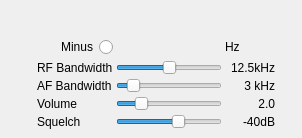
First picture: the form in plugins/channel/am/amdemodgui.ui, repository f4exb/sdrangel, before the edit.
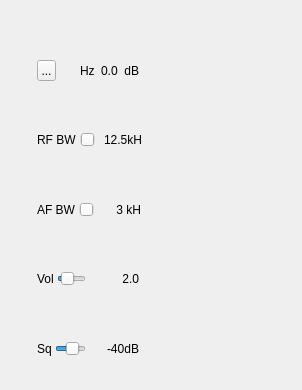
Second picture: the form after the edit. Icons and pictures are not drawn. Custom widgets are drawn as their Qt base class.

Commit message: AM demod: added display of channel power in dB. Changed minus radio button for a iconified toggle button

```diff
--- a/plugins/channel/am/amdemodgui.ui
+++ b/plugins/channel/am/amdemodgui.ui
@@ -7,7 +7,7 @@
     <x>0</x>
     <y>0</y>
     <width>302</width>
-    <height>138</height>
+    <height>390</height>
    </rect>
   </property>
   <property name="focusPolicy">
@@ -21,14 +21,17 @@
     <rect>
      <x>35</x>
      <y>35</y>
-     <width>242</width>
-     <height>96</height>
+     <width>106</width>
+     <height>349</height>
     </rect>
    </property>
    <property name="windowTitle">
     <string>Settings</string>
    </property>
-   <layout class="QGridLayout" name="gridLayout">
+   <layout class="QVBoxLayout" name="verticalLayout">
+    <property name="spacing">
+     <number>3</number>
+    </property>
     <property name="leftMargin">
      <number>2</number>
     </property>
@@ -41,212 +44,255 @@
     <property name="bottomMargin">
      <number>2</number>
     </property>
-    <property name="spacing">
-     <number>3</number>
-    </property>
-    <item row="3" column="1">
-     <widget class="QSlider" name="volume">
-      <property name="maximum">
-       <number>100</number>
-      </property>
-      <property name="value">
-       <number>20</number>
-      </property>
-      <property name="orientation">
-       <enum>Qt::Horizontal</enum>
-      </property>
-     </widget>
+    <item>
+     <layout class="QHBoxLayout" name="deltaFrequencyLayout">
+      <item>
+       <widget class="QToolButton" name="deltaMinus">
+        <property name="text">
+         <string>...</string>
+        </property>
+        <property name="icon">
+         <iconset>
+          <selectedoff>:/plus.png</selectedoff>
+          <selectedon>:/minus.png</selectedon>
+         </iconset>
+        </property>
+        <property name="checkable">
+         <bool>true</bool>
+        </property>
+       </widget>
+      </item>
+      <item>
+       <widget class="ValueDial" name="deltaFrequency" native="true">
+        <property name="sizePolicy">
+         <sizepolicy hsizetype="Maximum" vsizetype="Maximum">
+          <horstretch>0</horstretch>
+          <verstretch>0</verstretch>
+         </sizepolicy>
+        </property>
+        <property name="minimumSize">
+         <size>
+          <width>32</width>
+          <height>16</height>
+         </size>
+        </property>
+        <property name="font">
+         <font>
+          <family>Monospace</family>
+          <pointsize>12</pointsize>
+         </font>
+        </property>
+        <property name="cursor">
+         <cursorShape>SizeVerCursor</cursorShape>
+        </property>
+        <property name="focusPolicy">
+         <enum>Qt::StrongFocus</enum>
+        </property>
+        <property name="toolTip">
+         <string>Demod shift frequency from center in Hz</string>
+        </property>
+       </widget>
+      </item>
+      <item>
+       <widget class="QLabel" name="deltaUnits">
+        <property name="text">
+         <string>Hz </string>
+        </property>
+       </widget>
+      </item>
+      <item>
+       <widget class="QLabel" name="channelPower">
+        <property name="toolTip">
+         <string>Channel power</string>
+        </property>
+        <property name="layoutDirection">
+         <enum>Qt::RightToLeft</enum>
+        </property>
+        <property name="text">
+         <string>0.0</string>
+        </property>
+       </widget>
+      </item>
+      <item>
+       <widget class="QLabel" name="channelPowerUnits">
+        <property name="text">
+         <string> dB</string>
+        </property>
+       </widget>
+      </item>
+     </layout>
     </item>
-    <item row="1" column="1">
-     <widget class="QSlider" name="rfBW">
-      <property name="maximum">
-       <number>8</number>
-      </property>
-      <property name="pageStep">
-       <number>1</number>
-      </property>
-      <property name="value">
-       <number>4</number>
-      </property>
-      <property name="orientation">
-       <enum>Qt::Horizontal</enum>
-      </property>
-     </widget>
+    <item>
+     <layout class="QHBoxLayout" name="rfBandwidthLayout">
+      <item>
+       <widget class="QLabel" name="label">
+        <property name="text">
+         <string>RF BW</string>
+        </property>
+       </widget>
+      </item>
+      <item>
+       <widget class="QSlider" name="rfBW">
+        <property name="maximum">
+         <number>8</number>
+        </property>
+        <property name="pageStep">
+         <number>1</number>
+        </property>
+        <property name="value">
+         <number>4</number>
+        </property>
+        <property name="orientation">
+         <enum>Qt::Horizontal</enum>
+        </property>
+       </widget>
+      </item>
+      <item>
+       <widget class="QLabel" name="rfBWText">
+        <property name="minimumSize">
+         <size>
+          <width>50</width>
+          <height>0</height>
+         </size>
+        </property>
+        <property name="text">
+         <string>12.5kHz</string>
+        </property>
+        <property name="alignment">
+         <set>Qt::AlignRight|Qt::AlignTrailing|Qt::AlignVCenter</set>
+        </property>
+       </widget>
+      </item>
+     </layout>
     </item>
-    <item row="0" column="0">
-     <widget class="QRadioButton" name="deltaMinus">
-      <property name="layoutDirection">
-       <enum>Qt::RightToLeft</enum>
-      </property>
-      <property name="text">
-       <string>Minus</string>
-      </property>
-     </widget>
+    <item>
+     <layout class="QHBoxLayout" name="afBandwidthLayout">
+      <item>
+       <widget class="QLabel" name="label_2">
+        <property name="text">
+         <string>AF BW</string>
+        </property>
+       </widget>
+      </item>
+      <item>
+       <widget class="QSlider" name="afBW">
+        <property name="minimum">
+         <number>1</number>
+        </property>
+        <property name="maximum">
+         <number>20</number>
+        </property>
+        <property name="pageStep">
+         <number>1</number>
+        </property>
+        <property name="value">
+         <number>3</number>
+        </property>
+        <property name="orientation">
+         <enum>Qt::Horizontal</enum>
+        </property>
+       </widget>
+      </item>
+      <item>
+       <widget class="QLabel" name="afBWText">
+        <property name="minimumSize">
+         <size>
+          <width>50</width>
+          <height>0</height>
+         </size>
+        </property>
+        <property name="text">
+         <string>3 kHz</string>
+        </property>
+        <property name="alignment">
+         <set>Qt::AlignRight|Qt::AlignTrailing|Qt::AlignVCenter</set>
+        </property>
+       </widget>
+      </item>
+     </layout>
     </item>
-    <item row="4" column="0">
-     <widget class="QLabel" name="label_4">
-      <property name="text">
-       <string>Squelch</string>
-      </property>
-     </widget>
+    <item>
+     <layout class="QHBoxLayout" name="volumeLayout">
+      <item>
+       <widget class="QLabel" name="label_3">
+        <property name="text">
+         <string>Vol</string>
+        </property>
+       </widget>
+      </item>
+      <item>
+       <widget class="QSlider" name="volume">
+        <property name="maximum">
+         <number>100</number>
+        </property>
+        <property name="value">
+         <number>20</number>
+        </property>
+        <property name="orientation">
+         <enum>Qt::Horizontal</enum>
+        </property>
+       </widget>
+      </item>
+      <item>
+       <widget class="QLabel" name="volumeText">
+        <property name="minimumSize">
+         <size>
+          <width>50</width>
+          <height>0</height>
+         </size>
+        </property>
+        <property name="text">
+         <string>2.0</string>
+        </property>
+        <property name="alignment">
+         <set>Qt::AlignRight|Qt::AlignTrailing|Qt::AlignVCenter</set>
+        </property>
+       </widget>
+      </item>
+     </layout>
     </item>
-    <item row="2" column="0">
-     <widget class="QLabel" name="label_2">
-      <property name="text">
-       <string>AF Bandwidth</string>
-      </property>
-     </widget>
-    </item>
-    <item row="4" column="1">
-     <widget class="QSlider" name="squelch">
-      <property name="minimum">
-       <number>-100</number>
-      </property>
-      <property name="maximum">
-       <number>0</number>
-      </property>
-      <property name="value">
-       <number>-40</number>
-      </property>
-      <property name="orientation">
-       <enum>Qt::Horizontal</enum>
-      </property>
-     </widget>
-    </item>
-    <item row="1" column="2">
-     <widget class="QLabel" name="rfBWText">
-      <property name="minimumSize">
-       <size>
-        <width>50</width>
-        <height>0</height>
-       </size>
-      </property>
-      <property name="text">
-       <string>12.5kHz</string>
-      </property>
-      <property name="alignment">
-       <set>Qt::AlignRight|Qt::AlignTrailing|Qt::AlignVCenter</set>
-      </property>
-     </widget>
-    </item>
-    <item row="1" column="0">
-     <widget class="QLabel" name="label">
-      <property name="text">
-       <string>RF Bandwidth</string>
-      </property>
-     </widget>
-    </item>
-    <item row="2" column="2">
-     <widget class="QLabel" name="afBWText">
-      <property name="minimumSize">
-       <size>
-        <width>50</width>
-        <height>0</height>
-       </size>
-      </property>
-      <property name="text">
-       <string>3 kHz</string>
-      </property>
-      <property name="alignment">
-       <set>Qt::AlignRight|Qt::AlignTrailing|Qt::AlignVCenter</set>
-      </property>
-     </widget>
-    </item>
-    <item row="2" column="1">
-     <widget class="QSlider" name="afBW">
-      <property name="minimum">
-       <number>1</number>
-      </property>
-      <property name="maximum">
-       <number>20</number>
-      </property>
-      <property name="pageStep">
-       <number>1</number>
-      </property>
-      <property name="value">
-       <number>3</number>
-      </property>
-      <property name="orientation">
-       <enum>Qt::Horizontal</enum>
-      </property>
-     </widget>
-    </item>
-    <item row="4" column="2">
-     <widget class="QLabel" name="squelchText">
-      <property name="minimumSize">
-       <size>
-        <width>50</width>
-        <height>0</height>
-       </size>
-      </property>
-      <property name="text">
-       <string>-40dB</string>
-      </property>
-      <property name="alignment">
-       <set>Qt::AlignRight|Qt::AlignTrailing|Qt::AlignVCenter</set>
-      </property>
-     </widget>
-    </item>
-    <item row="3" column="0">
-     <widget class="QLabel" name="label_3">
-      <property name="text">
-       <string>Volume</string>
-      </property>
-     </widget>
-    </item>
-    <item row="3" column="2">
-     <widget class="QLabel" name="volumeText">
-      <property name="minimumSize">
-       <size>
-        <width>50</width>
-        <height>0</height>
-       </size>
-      </property>
-      <property name="text">
-       <string>2.0</string>
-      </property>
-      <property name="alignment">
-       <set>Qt::AlignRight|Qt::AlignTrailing|Qt::AlignVCenter</set>
-      </property>
-     </widget>
-    </item>
-    <item row="0" column="1">
-     <widget class="ValueDial" name="deltaFrequency" native="true">
-      <property name="sizePolicy">
-       <sizepolicy hsizetype="Maximum" vsizetype="Maximum">
-        <horstretch>0</horstretch>
-        <verstretch>0</verstretch>
-       </sizepolicy>
-      </property>
-      <property name="minimumSize">
-       <size>
-        <width>32</width>
-        <height>16</height>
-       </size>
-      </property>
-      <property name="font">
-       <font>
-        <family>Monospace</family>
-        <pointsize>12</pointsize>
-       </font>
-      </property>
-      <property name="cursor">
-       <cursorShape>SizeVerCursor</cursorShape>
-      </property>
-      <property name="focusPolicy">
-       <enum>Qt::StrongFocus</enum>
-      </property>
-      <property name="toolTip">
-       <string>Demod shift frequency from center in Hz</string>
-      </property>
-     </widget>
-    </item>
-    <item row="0" column="2">
-     <widget class="QLabel" name="deltaUnits">
-      <property name="text">
-       <string>Hz</string>
-      </property>
-     </widget>
+    <item>
+     <layout class="QHBoxLayout" name="squelchLayout">
+      <item>
+       <widget class="QLabel" name="label_4">
+        <property name="text">
+         <string>Sq</string>
+        </property>
+       </widget>
+      </item>
+      <item>
+       <widget class="QSlider" name="squelch">
+        <property name="minimum">
+         <number>-100</number>
+        </property>
+        <property name="maximum">
+         <number>0</number>
+        </property>
+        <property name="value">
+         <number>-40</number>
+        </property>
+        <property name="orientation">
+         <enum>Qt::Horizontal</enum>
+        </property>
+       </widget>
+      </item>
+      <item>
+       <widget class="QLabel" name="squelchText">
+        <property name="minimumSize">
+         <size>
+          <width>50</width>
+          <height>0</height>
+         </size>
+        </property>
+        <property name="text">
+         <string>-40dB</string>
+        </property>
+        <property name="alignment">
+         <set>Qt::AlignRight|Qt::AlignTrailing|Qt::AlignVCenter</set>
+        </property>
+       </widget>
+      </item>
+     </layout>
     </item>
    </layout>
   </widget>
```
Left out of the diff: 4 changed lines with no effect on the pictures. The commit also changes 7 other files.
